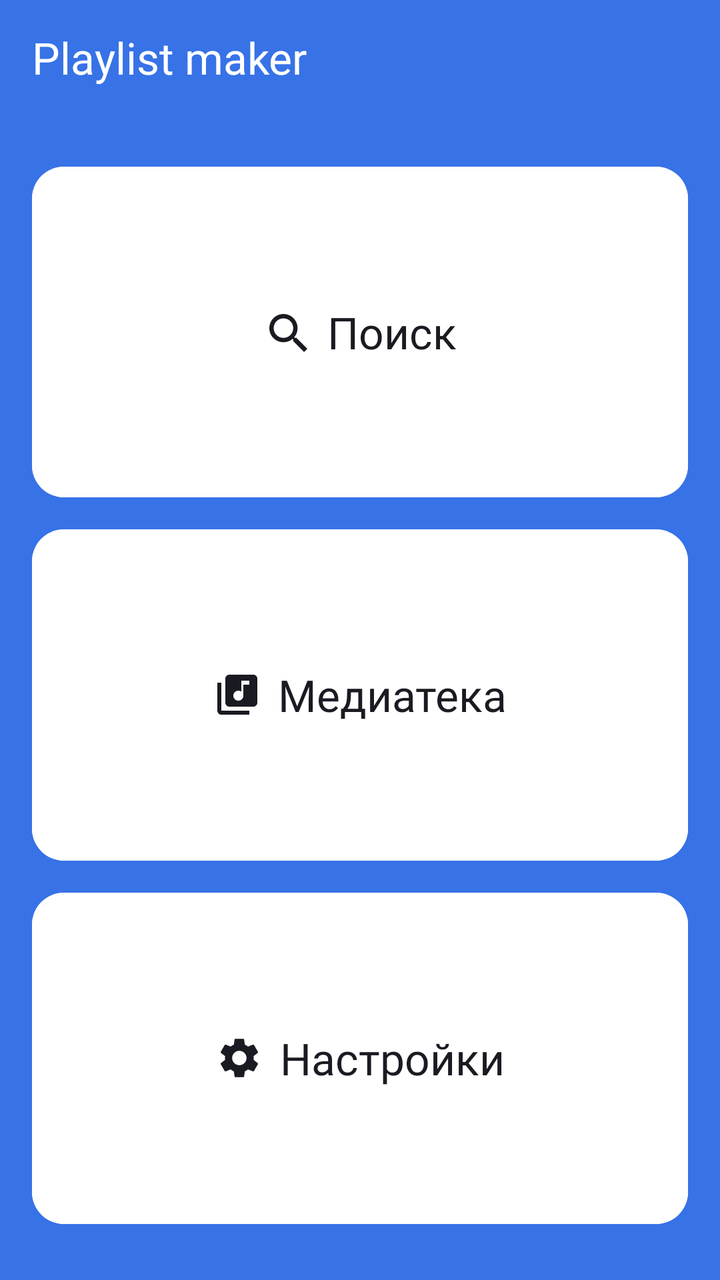
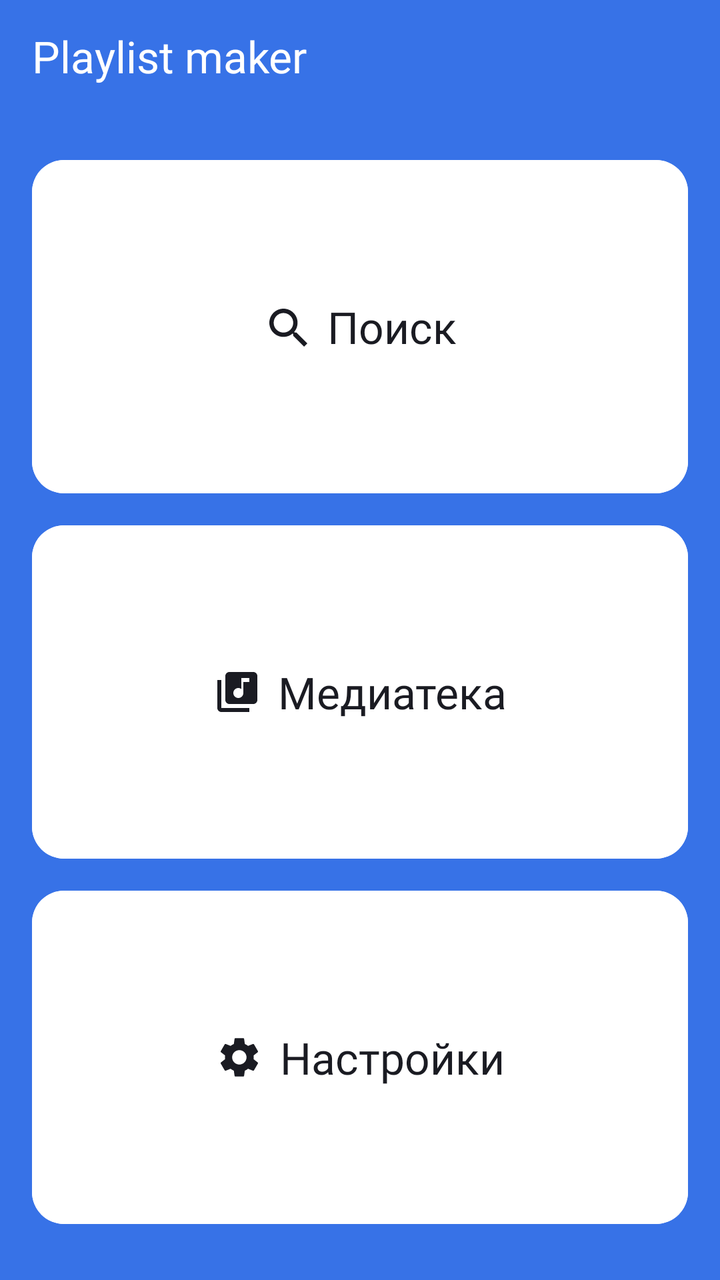

An Android layout rendered at two revisions. The XML below is the earlier revision; the diff shows what the commit changed to produce the second picture.
<!-- AndroidManifest.xml: application theme Base.Theme.PlaylistMaker -->
<!-- res/layout/activity_main.xml -->
<?xml version="1.0" encoding="utf-8"?>
<LinearLayout xmlns:android="http://schemas.android.com/apk/res/android"
    xmlns:app="http://schemas.android.com/apk/res-auto"
    android:layout_width="match_parent"
    android:layout_height="match_parent"
    android:orientation="vertical"
    android:paddingHorizontal="@dimen/basic_padding"
    style="@style/MainActivityStyle">

    <TextView
        android:layout_width="wrap_content"
        android:layout_height="wrap_content"
        android:layout_marginTop="14dp"
        android:text="@string/app_name_wo_uc"
        android:textColor="?attr/colorOnSecondary"
        android:background="@android:color/transparent"
        style="@style/MainTitleStyle" />

    <com.google.android.material.button.MaterialButton
        android:id="@+id/search_button"
        android:layout_marginTop="40dp"
        android:text="@string/search"
        app:icon="@drawable/ic_search_24"
        style="@style/MainButtonStyle" />

    <com.google.android.material.button.MaterialButton
        android:id="@+id/library_button"
        android:text="@string/library"
        app:icon="@drawable/ic_library_24"
        style="@style/MainButtonStyle" />

    <com.google.android.material.button.MaterialButton
        android:id="@+id/settings_button"
        android:layout_marginBottom="28dp"
        android:text="@string/settings"
        app:icon="@drawable/ic_settings_24"
        style="@style/MainButtonStyle" />


</LinearLayout>
<!-- resources referenced by this layout -->
<resources>
  <!-- drawable ic_library_24 (drawable) -->
  <vector xmlns:android="http://schemas.android.com/apk/res/android"
      android:width="24dp"
      android:height="24dp"
      android:viewportWidth="24"
      android:viewportHeight="24">
    <path
        android:pathData="M20,2H8C6.9,2 6,2.9 6,4V16C6,17.1 6.9,18 8,18H20C21.1,18 22,17.1 22,16V4C22,2.9 21.1,2 20,2ZM18,7H15V12.5C15,13.88 13.88,15 12.5,15C11.12,15 10,13.88 10,12.5C10,11.12 11.12,10 12.5,10C13.07,10 13.58,10.19 14,10.51V5H18V7ZM4,6H2V20C2,21.1 2.9,22 4,22H18V20H4V6Z"
        android:fillColor="#1A1B22"/>
  </vector>
  <!-- drawable ic_search_24 (drawable) -->
  <vector xmlns:android="http://schemas.android.com/apk/res/android"
      android:width="24dp"
      android:height="24dp"
      android:viewportWidth="24"
      android:viewportHeight="24">
    <path
        android:pathData="M16.579,14.95H15.721L15.417,14.656C16.481,13.418 17.122,11.81 17.122,10.061C17.122,6.161 13.961,3 10.061,3C6.161,3 3,6.161 3,10.061C3,13.961 6.161,17.122 10.061,17.122C11.81,17.122 13.418,16.481 14.656,15.417L14.95,15.721V16.579L20.381,22L22,20.381L16.579,14.95ZM10.061,14.95C7.356,14.95 5.173,12.766 5.173,10.061C5.173,7.356 7.356,5.173 10.061,5.173C12.766,5.173 14.95,7.356 14.95,10.061C14.95,12.766 12.766,14.95 10.061,14.95Z"
        android:fillColor="#1A1B22"/>
  </vector>
  <!-- drawable ic_settings_24 (drawable) -->
  <vector xmlns:android="http://schemas.android.com/apk/res/android"
      android:width="24dp"
      android:height="24dp"
      android:viewportWidth="24"
      android:viewportHeight="24">
    <path
        android:pathData="M19.14,12.94C19.18,12.64 19.2,12.33 19.2,12C19.2,11.68 19.18,11.36 19.13,11.06L21.16,9.48C21.34,9.34 21.39,9.07 21.28,8.87L19.36,5.55C19.24,5.33 18.99,5.26 18.77,5.33L16.38,6.29C15.88,5.91 15.35,5.59 14.76,5.35L14.4,2.81C14.36,2.57 14.16,2.4 13.92,2.4H10.08C9.84,2.4 9.65,2.57 9.61,2.81L9.25,5.35C8.66,5.59 8.12,5.92 7.63,6.29L5.24,5.33C5.02,5.25 4.77,5.33 4.65,5.55L2.74,8.87C2.62,9.08 2.66,9.34 2.86,9.48L4.89,11.06C4.84,11.36 4.8,11.69 4.8,12C4.8,12.31 4.82,12.64 4.87,12.94L2.84,14.52C2.66,14.66 2.61,14.93 2.72,15.13L4.64,18.45C4.76,18.67 5.01,18.74 5.23,18.67L7.62,17.71C8.12,18.09 8.65,18.41 9.24,18.65L9.6,21.19C9.65,21.43 9.84,21.6 10.08,21.6H13.92C14.16,21.6 14.36,21.43 14.39,21.19L14.75,18.65C15.34,18.41 15.88,18.09 16.37,17.71L18.76,18.67C18.98,18.75 19.23,18.67 19.35,18.45L21.27,15.13C21.39,14.91 21.34,14.66 21.15,14.52L19.14,12.94ZM12,15.6C10.02,15.6 8.4,13.98 8.4,12C8.4,10.02 10.02,8.4 12,8.4C13.98,8.4 15.6,10.02 15.6,12C15.6,13.98 13.98,15.6 12,15.6Z"
        android:fillColor="#1A1B22"/>
  </vector>
  <style name="MainButtonStyle" parent="Widget.MaterialComponents.Button.UnelevatedButton">
          <item name="android:layout_width">match_parent</item>
          <item name="android:layout_height">0dp</item>
          <item name="android:layout_marginTop">@dimen/button_margin</item>
          <item name="android:layout_weight">1</item>
          <item name="android:backgroundTint">@color/white</item>
          <item name="android:insetTop">0dp</item>
          <item name="android:insetBottom">0dp</item>
          <item name="android:textAllCaps">false</item>
          <item name="android:textColor">@color/yp_black</item>
          <item name="cornerRadius">@dimen/button_radius</item>
          <item name="iconGravity">textStart</item>
          <item name="iconPadding">@dimen/main_ic_padding</item>
          <item name="iconTint">@color/yp_black</item>
          <item name="android:fontFamily">@font/ys_display_medium</item>
          <item name="android:textSize">@dimen/basic_text_size</item>
          <item name="android:letterSpacing">0</item>
      </style>
  <style name="MainTitleStyle" parent="TitleStyle">
          <item name="android:layout_marginStart">0dp</item>
      </style>
  <color name="blue">#FF3772E7</color>
  <color name="white">#FFFFFFFF</color>
  <color name="yp_black">#FF1A1B22</color>
  <style name="TitleStyle">
          <item name="android:fontFamily">@font/ys_display_medium</item>
          <item name="android:textSize">@dimen/basic_text_size</item>
          <item name="android:letterSpacing">0</item>
          <item name="android:layout_width">wrap_content</item>
          <item name="android:layout_height">wrap_content</item>
          <item name="android:layout_marginStart">24dp</item>
          <item name="android:layout_marginTop">14dp</item>
      </style>
  <!-- unchanged entries left out for length: 11 -->
</resources>

<!-- the commit's change to res/layout/activity_main.xml (unified diff, before → after) -->
@@ -1,24 +1,22 @@
 <?xml version="1.0" encoding="utf-8"?>
 <LinearLayout xmlns:android="http://schemas.android.com/apk/res/android"
     xmlns:app="http://schemas.android.com/apk/res-auto"
+    android:id="@+id/main"
     android:layout_width="match_parent"
     android:layout_height="match_parent"
     android:orientation="vertical"
-    android:paddingHorizontal="@dimen/basic_padding"
+    android:theme="@style/MainActivity.Theme"
     style="@style/MainActivityStyle">
 
-    <TextView
-        android:layout_width="wrap_content"
-        android:layout_height="wrap_content"
-        android:layout_marginTop="14dp"
-        android:text="@string/app_name_wo_uc"
-        android:textColor="?attr/colorOnSecondary"
-        android:background="@android:color/transparent"
-        style="@style/MainTitleStyle" />
+    <com.google.android.material.appbar.MaterialToolbar
+        android:id="@+id/toolbar"
+        style="@style/MainToolbarStyle"
+        app:title="@string/app_name_wo_uc"
+        app:titleTextAppearance="@style/TitleStyle" />
 
     <com.google.android.material.button.MaterialButton
         android:id="@+id/search_button"
-        android:layout_marginTop="40dp"
+        android:layout_marginTop="24dp"
         android:text="@string/search"
         app:icon="@drawable/ic_search_24"
         style="@style/MainButtonStyle" />
<!-- resource entries referenced after the edit -->
@@ -8,7 +8,7 @@
       android:viewportHeight="24">
     <path
         android:pathData="M20,2H8C6.9,2 6,2.9 6,4V16C6,17.1 6.9,18 8,18H20C21.1,18 22,17.1 22,16V4C22,2.9 21.1,2 20,2ZM18,7H15V12.5C15,13.88 13.88,15 12.5,15C11.12,15 10,13.88 10,12.5C10,11.12 11.12,10 12.5,10C13.07,10 13.58,10.19 14,10.51V5H18V7ZM4,6H2V20C2,21.1 2.9,22 4,22H18V20H4V6Z"
-        android:fillColor="#1A1B22"/>
+        android:fillColor="@color/yp_black"/>
   </vector>
   <!-- drawable ic_search_24 (drawable) -->
   <vector xmlns:android="http://schemas.android.com/apk/res/android"
@@ -18,7 +18,7 @@
       android:viewportHeight="24">
     <path
         android:pathData="M16.579,14.95H15.721L15.417,14.656C16.481,13.418 17.122,11.81 17.122,10.061C17.122,6.161 13.961,3 10.061,3C6.161,3 3,6.161 3,10.061C3,13.961 6.161,17.122 10.061,17.122C11.81,17.122 13.418,16.481 14.656,15.417L14.95,15.721V16.579L20.381,22L22,20.381L16.579,14.95ZM10.061,14.95C7.356,14.95 5.173,12.766 5.173,10.061C5.173,7.356 7.356,5.173 10.061,5.173C12.766,5.173 14.95,7.356 14.95,10.061C14.95,12.766 12.766,14.95 10.061,14.95Z"
-        android:fillColor="#1A1B22"/>
+        android:fillColor="@color/yp_black"/>
   </vector>
   <!-- drawable ic_settings_24 (drawable) -->
   <vector xmlns:android="http://schemas.android.com/apk/res/android"
@@ -28,8 +28,11 @@
       android:viewportHeight="24">
     <path
         android:pathData="M19.14,12.94C19.18,12.64 19.2,12.33 19.2,12C19.2,11.68 19.18,11.36 19.13,11.06L21.16,9.48C21.34,9.34 21.39,9.07 21.28,8.87L19.36,5.55C19.24,5.33 18.99,5.26 18.77,5.33L16.38,6.29C15.88,5.91 15.35,5.59 14.76,5.35L14.4,2.81C14.36,2.57 14.16,2.4 13.92,2.4H10.08C9.84,2.4 9.65,2.57 9.61,2.81L9.25,5.35C8.66,5.59 8.12,5.92 7.63,6.29L5.24,5.33C5.02,5.25 4.77,5.33 4.65,5.55L2.74,8.87C2.62,9.08 2.66,9.34 2.86,9.48L4.89,11.06C4.84,11.36 4.8,11.69 4.8,12C4.8,12.31 4.82,12.64 4.87,12.94L2.84,14.52C2.66,14.66 2.61,14.93 2.72,15.13L4.64,18.45C4.76,18.67 5.01,18.74 5.23,18.67L7.62,17.71C8.12,18.09 8.65,18.41 9.24,18.65L9.6,21.19C9.65,21.43 9.84,21.6 10.08,21.6H13.92C14.16,21.6 14.36,21.43 14.39,21.19L14.75,18.65C15.34,18.41 15.88,18.09 16.37,17.71L18.76,18.67C18.98,18.75 19.23,18.67 19.35,18.45L21.27,15.13C21.39,14.91 21.34,14.66 21.15,14.52L19.14,12.94ZM12,15.6C10.02,15.6 8.4,13.98 8.4,12C8.4,10.02 10.02,8.4 12,8.4C13.98,8.4 15.6,10.02 15.6,12C15.6,13.98 13.98,15.6 12,15.6Z"
-        android:fillColor="#1A1B22"/>
+        android:fillColor="@color/yp_black"/>
   </vector>
+  <style name="MainActivity.Theme" parent="Base.Theme.PlaylistMaker">
+          <item name="colorPrimary">@color/blue</item>
+      </style>
   <style name="MainButtonStyle" parent="Widget.MaterialComponents.Button.UnelevatedButton">
           <item name="android:layout_width">match_parent</item>
           <item name="android:layout_height">0dp</item>
@@ -47,21 +50,28 @@
           <item name="android:fontFamily">@font/ys_display_medium</item>
           <item name="android:textSize">@dimen/basic_text_size</item>
           <item name="android:letterSpacing">0</item>
+          <item name="android:layout_marginHorizontal">@dimen/basic_padding</item>
       </style>
-  <style name="MainTitleStyle" parent="TitleStyle">
-          <item name="android:layout_marginStart">0dp</item>
+  <style name="MainToolbarStyle" parent="ToolbarStyle">
+          <item name="android:background">@color/blue</item>
+          <item name="titleTextColor">@color/white</item>
       </style>
-  <color name="blue">#FF3772E7</color>
-  <color name="white">#FFFFFFFF</color>
-  <color name="yp_black">#FF1A1B22</color>
+  <color name="blue">#3772E7</color>
+  <color name="white">#FFFFFF</color>
+  <style name="ToolbarStyle">
+          <item name="android:layout_width">match_parent</item>
+          <item name="android:layout_height">wrap_content</item>
+          <item name="android:minHeight">@dimen/toolabr_height</item>
+          <item name="contentInsetStart">@dimen/basic_padding</item>
+          <item name="contentInsetStartWithNavigation">64dp</item>
+          <item name="titleTextAppearance">@style/TitleStyle</item>
+      </style>
+  <dimen name="toolabr_height">56dp</dimen>
+  <color name="yp_black">#1A1B22</color>
   <style name="TitleStyle">
           <item name="android:fontFamily">@font/ys_display_medium</item>
           <item name="android:textSize">@dimen/basic_text_size</item>
           <item name="android:letterSpacing">0</item>
-          <item name="android:layout_width">wrap_content</item>
-          <item name="android:layout_height">wrap_content</item>
-          <item name="android:layout_marginStart">24dp</item>
-          <item name="android:layout_marginTop">14dp</item>
       </style>
   <!-- unchanged entries left out for length: 11 -->
 </resources>
